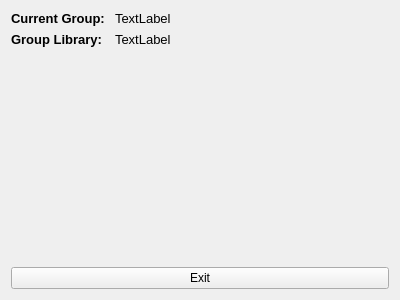
Old version of the form activeGroup.ui in the repository PhilCuster/Dungeon_Journal.
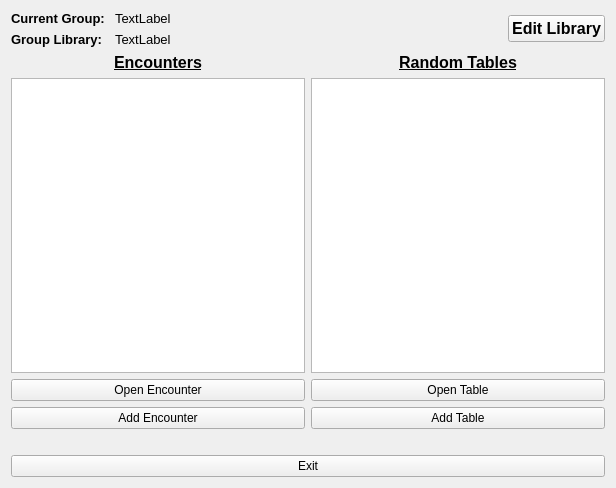
New version of the form.

Commit message: Working on user adding encounters....

Diff of the .ui file:
```diff
--- a/activeGroup.ui
+++ b/activeGroup.ui
@@ -6,8 +6,8 @@
    <rect>
     <x>0</x>
     <y>0</y>
-    <width>400</width>
-    <height>300</height>
+    <width>616</width>
+    <height>488</height>
    </rect>
   </property>
   <property name="windowTitle">
@@ -15,6 +15,8 @@
   </property>
   <layout class="QVBoxLayout" name="verticalLayout">
    <item>
+    <layout class="QHBoxLayout" name="horizontalLayout_2">
+     <item>
     <layout class="QFormLayout" name="formLayout">
      <item row="0" column="0">
       <widget class="QLabel" name="label">
@@ -69,6 +71,126 @@
       </widget>
      </item>
     </layout>
+     </item>
+     <item>
+      <widget class="QPushButton" name="editLibraryButton">
+       <property name="sizePolicy">
+        <sizepolicy hsizetype="Fixed" vsizetype="Fixed">
+         <horstretch>0</horstretch>
+         <verstretch>0</verstretch>
+        </sizepolicy>
+       </property>
+       <property name="font">
+        <font>
+         <pointsize>12</pointsize>
+         <weight>75</weight>
+         <bold>true</bold>
+        </font>
+       </property>
+       <property name="text">
+        <string>Edit Library</string>
+       </property>
+      </widget>
+     </item>
+    </layout>
+   </item>
+   <item>
+    <layout class="QHBoxLayout" name="horizontalLayout">
+     <item>
+      <layout class="QVBoxLayout" name="verticalLayout_2">
+       <item>
+        <widget class="QLabel" name="label_2">
+         <property name="font">
+          <font>
+           <pointsize>12</pointsize>
+           <weight>75</weight>
+           <bold>true</bold>
+           <underline>true</underline>
+          </font>
+         </property>
+         <property name="text">
+          <string>Encounters</string>
+         </property>
+         <property name="alignment">
+          <set>Qt::AlignCenter</set>
+         </property>
+        </widget>
+       </item>
+       <item>
+        <widget class="QListWidget" name="listWidget"/>
+       </item>
+       <item>
+        <widget class="QPushButton" name="openEncounterButton">
+         <property name="text">
+          <string>Open Encounter</string>
+         </property>
+        </widget>
+       </item>
+       <item>
+        <widget class="QPushButton" name="addEncounterButton">
+         <property name="text">
+          <string>Add Encounter</string>
+         </property>
+        </widget>
+       </item>
+      </layout>
+     </item>
+     <item>
+      <layout class="QVBoxLayout" name="verticalLayout_3">
+       <item>
+        <widget class="QLabel" name="label_4">
+         <property name="font">
+          <font>
+           <pointsize>12</pointsize>
+           <weight>75</weight>
+           <bold>true</bold>
+           <underline>true</underline>
+          </font>
+         </property>
+         <property name="text">
+          <string>Random Tables</string>
+         </property>
+         <property name="alignment">
+          <set>Qt::AlignCenter</set>
+         </property>
+        </widget>
+       </item>
+       <item>
+        <widget class="QListWidget" name="listWidget_2"/>
+       </item>
+       <item>
+        <widget class="QPushButton" name="openTableButton">
+         <property name="text">
+          <string>Open Table</string>
+         </property>
+        </widget>
+       </item>
+       <item>
+        <widget class="QPushButton" name="addTableButton">
+         <property name="text">
+          <string>Add Table</string>
+         </property>
+        </widget>
+       </item>
+      </layout>
+     </item>
+    </layout>
+   </item>
+   <item>
+    <spacer name="verticalSpacer">
+     <property name="orientation">
+      <enum>Qt::Vertical</enum>
+     </property>
+     <property name="sizeType">
+      <enum>QSizePolicy::Preferred</enum>
+     </property>
+     <property name="sizeHint" stdset="0">
+      <size>
+       <width>20</width>
+       <height>20</height>
+      </size>
+     </property>
+    </spacer>
    </item>
    <item>
     <widget class="QPushButton" name="exitButton">
```
Lines whose indentation alone changed are shown as unchanged. The commit also changes 10 other files.
